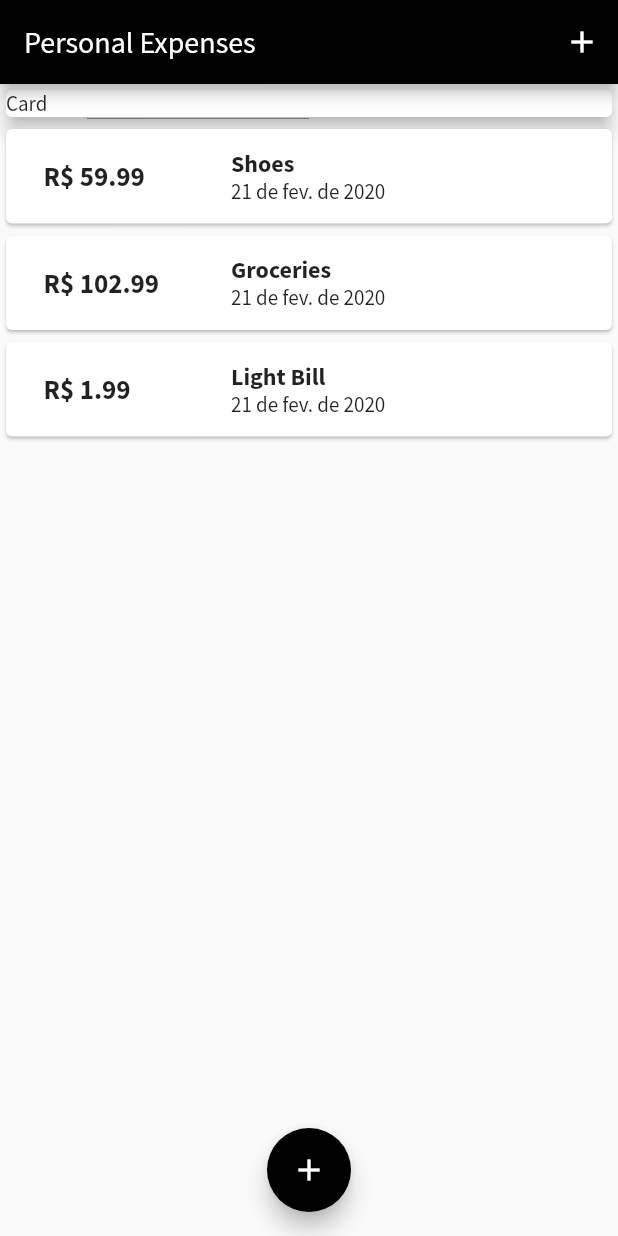
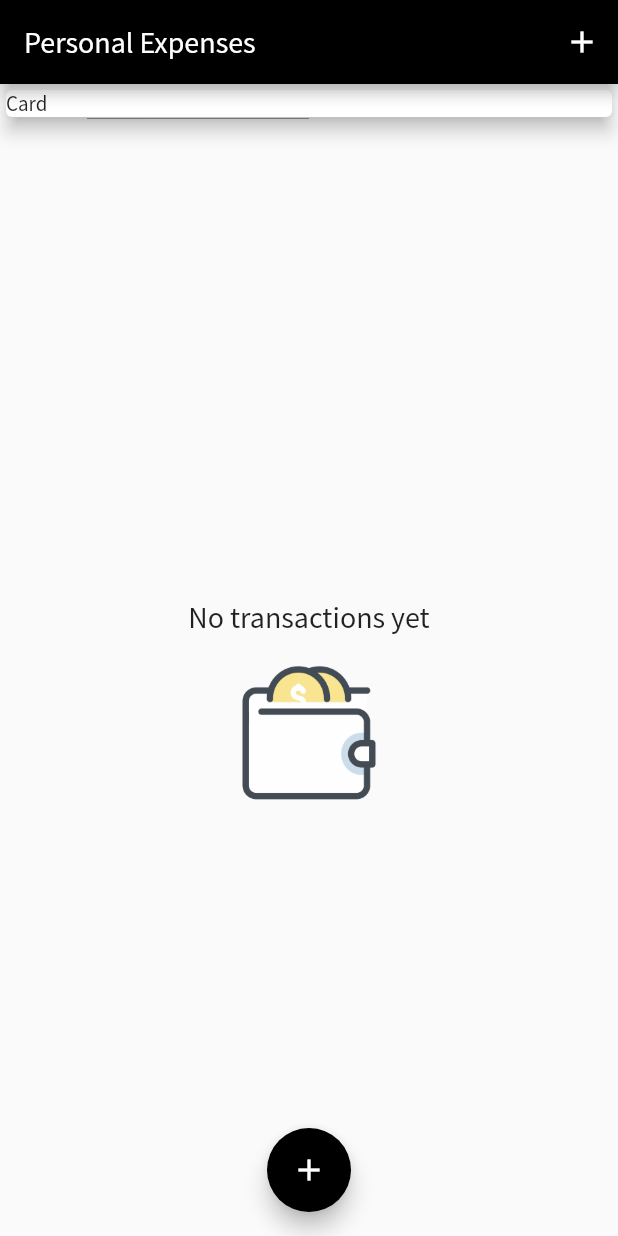
Before and after one commit to Ajorona/personal-expenses-app, a Flutter app: the screen it shows after launch, on a phone screen of 412 x 824 dp. Run offline on Flutter 3.47's test engine with Material 2 defaults, Android fonts, the phone set to English and light mode, and no system bars.

Commit message:
feat(transactions): add empty state in case no transactions where made

```diff
--- a/lib/main.dart
+++ b/lib/main.dart
@@ -31,24 +31,24 @@ class MyHomePage extends StatefulWidget {
 class _MyHomePageState extends State<MyHomePage> {
   static final uuid = new Uuid();
   static final List<Transaction> _userTransactions = [
-    Transaction(
-        id: uuid.v1(),
-        title: 'Shoes',
-        amount: 59.99,
-        createdAt: DateTime.now(),
-        updatedAt: DateTime.now()),
-    Transaction(
-        id: uuid.v1(),
-        title: 'Groceries',
-        amount: 102.99,
-        createdAt: DateTime.now(),
-        updatedAt: DateTime.now()),
-    Transaction(
-        id: uuid.v1(),
-        title: 'Light Bill',
-        amount: 1.99,
-        createdAt: DateTime.now(),
-        updatedAt: DateTime.now()),
+    // Transaction(
+    //     id: uuid.v1(),
+    //     title: 'Shoes',
+    //     amount: 59.99,
+    //     createdAt: DateTime.now(),
+    //     updatedAt: DateTime.now()),
+    // Transaction(
+    //     id: uuid.v1(),
+    //     title: 'Groceries',
+    //     amount: 102.99,
+    //     createdAt: DateTime.now(),
+    //     updatedAt: DateTime.now()),
+    // Transaction(
+    //     id: uuid.v1(),
+    //     title: 'Light Bill',
+    //     amount: 1.99,
+    //     createdAt: DateTime.now(),
+    //     updatedAt: DateTime.now()),
   ];
 
   void _addNewTransaction(String newTitle, double newAmount) {
--- a/lib/widgets/transactionList.dart
+++ b/lib/widgets/transactionList.dart
@@ -10,8 +10,25 @@ class TransactionList extends StatelessWidget {
   @override
   Widget build(BuildContext context) {
     return Container(
-      height: (MediaQuery.of(context).size).height,
-      child: ListView.builder(
+      height:
+          MediaQuery.of(context).size.height - AppBar().preferredSize.height,
+      child: transactions.isEmpty
+          ? Column(
+              mainAxisAlignment: MainAxisAlignment.center,
+              children: <Widget>[
+                Text(
+                  'No transactions yet',
+                  style: Theme.of(context).textTheme.title,
+                ),
+                SizedBox(height: 20),
+                Image.asset(
+                  'assets/images/wallet-icon-transparent.png',
+                  fit: BoxFit.fitWidth,
+                  width: 90,
+                ),
+              ],
+            )
+          : ListView.builder(
               itemCount: transactions.length,
               itemBuilder: (context, index) {
                 return Card(
@@ -19,11 +36,14 @@ class TransactionList extends StatelessWidget {
                     children: <Widget>[
                       Container(
                         width: 120,
-                  margin: EdgeInsets.symmetric(vertical: 10, horizontal: 15),
-                  padding: EdgeInsets.symmetric(vertical: 10, horizontal: 10),
+                        margin:
+                            EdgeInsets.symmetric(vertical: 10, horizontal: 15),
+                        padding:
+                            EdgeInsets.symmetric(vertical: 10, horizontal: 10),
                         child: Text(
                           'R\$ ${transactions[index].amount.toStringAsFixed(2)}',
-                    style: TextStyle(fontWeight: FontWeight.bold, fontSize: 18),
+                          style: TextStyle(
+                              fontWeight: FontWeight.bold, fontSize: 18),
                         ),
                       ),
                       Column(
@@ -31,8 +51,8 @@ class TransactionList extends StatelessWidget {
                         children: <Widget>[
                           Text(
                             transactions[index].title,
-                      style:
-                          TextStyle(fontSize: 16, fontWeight: FontWeight.bold),
+                            style: TextStyle(
+                                fontSize: 16, fontWeight: FontWeight.bold),
                           ),
                           Text(
                             formatDate(transactions[index].createdAt),
--- a/pubspec.yaml
+++ b/pubspec.yaml
@@ -14,7 +14,7 @@ description: A new Flutter project.
 version: 1.0.0+1
 
 environment:
-  sdk: '>=2.1.0 <3.0.0'
+  sdk: ">=2.1.0 <3.0.0"
 
 dependencies:
   flutter:
@@ -40,8 +40,8 @@ flutter:
   # the material Icons class.
   uses-material-design: true
   # To add assets to your application, add an assets section, like this:
-  # assets:
-  #  - images/a_dot_burr.jpeg
+  assets:
+    - assets/images/wallet-icon-transparent.png
   #  - images/a_dot_ham.jpeg
   # An image asset can refer to one or more resolution-specific "variants", see
   # https://flutter.dev/assets-and-images/#resolution-aware.
```
Also changed, not shown: assets/images/wallet-icon-transparent.png (added). Lines whose indentation alone changed are shown as unchanged.
